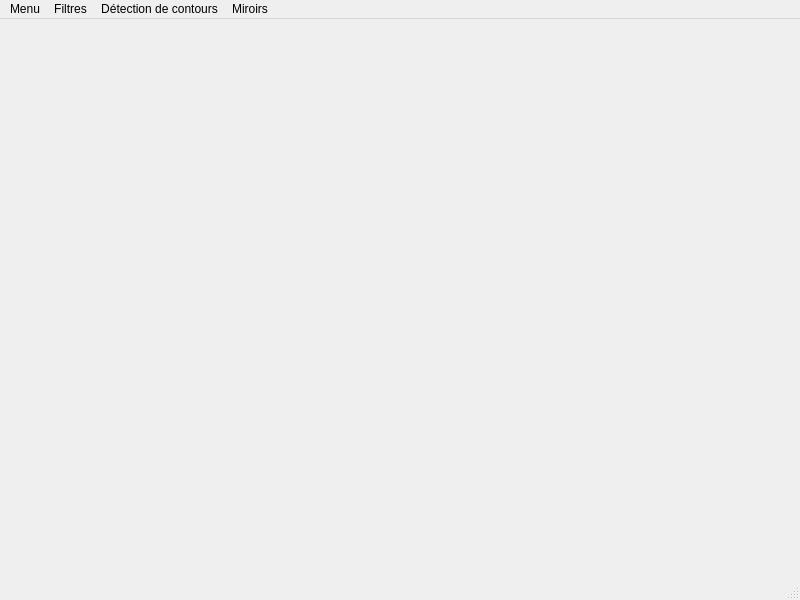
Qt form gui.ui (iceteawithlemon/Projet-Image-Numerique) before a commit.
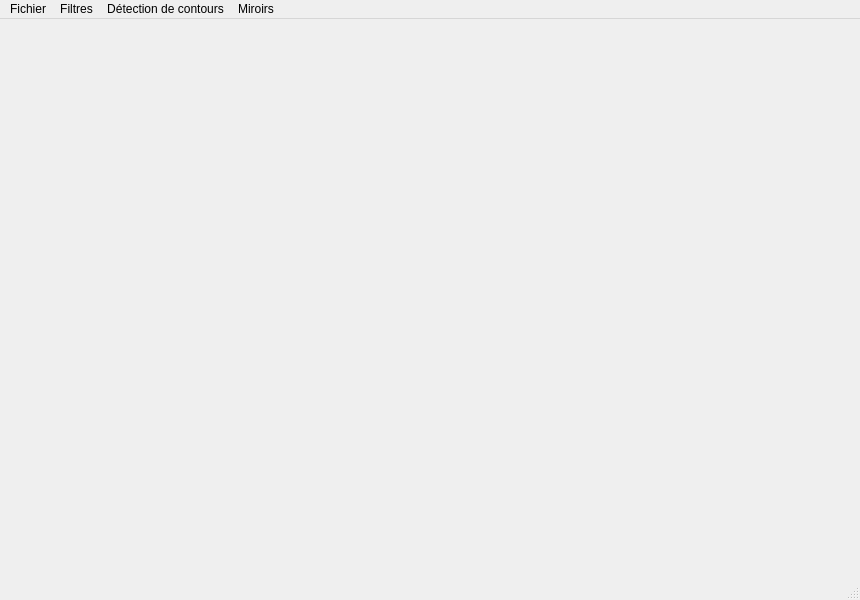
The same form after that commit.

Commit message: correction erreur affichage detection contours

Patch:
```diff
--- a/gui.ui
+++ b/gui.ui
@@ -6,7 +6,7 @@
    <rect>
     <x>0</x>
     <y>0</y>
-    <width>800</width>
+    <width>860</width>
     <height>600</height>
    </rect>
   </property>
@@ -32,13 +32,13 @@
     <rect>
      <x>0</x>
      <y>0</y>
-     <width>800</width>
+     <width>860</width>
      <height>21</height>
     </rect>
    </property>
    <widget class="QMenu" name="menuOuvrir">
     <property name="title">
-     <string>Menu</string>
+     <string>Fichier</string>
     </property>
     <addaction name="actionOuvrir"/>
     <addaction name="actionFermer"/>
```
The commit also changes 2 other files.
